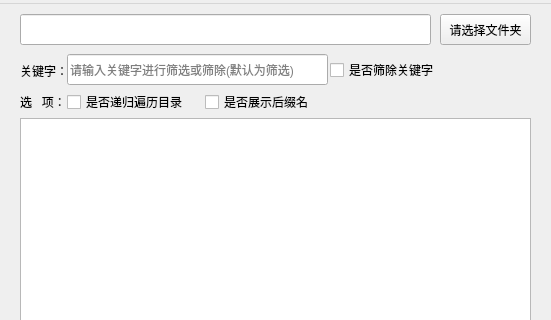
Old version of the form mainwindow.ui in the repository intfish123/file-display; both pictures show x 0 to 551 and y 0 to 320 of the 551 by 553 pixel window.
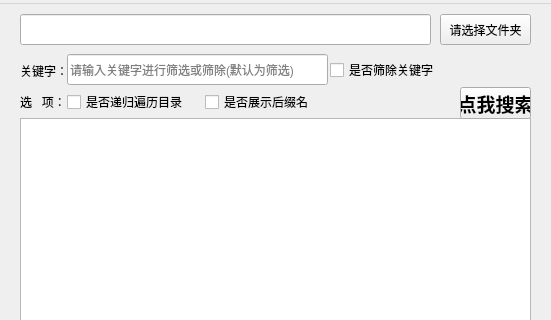
New version of the form.

Commit message: bind key

The edit to the form file:
```diff
--- a/mainwindow.ui
+++ b/mainwindow.ui
@@ -146,6 +146,25 @@
      <string>选   项：</string>
     </property>
    </widget>
+   <widget class="QPushButton" name="searchBtn">
+    <property name="geometry">
+     <rect>
+      <x>460</x>
+      <y>83</y>
+      <width>71</width>
+      <height>32</height>
+     </rect>
+    </property>
+    <property name="font">
+     <font>
+      <pointsize>14</pointsize>
+      <bold>true</bold>
+     </font>
+    </property>
+    <property name="text">
+     <string>点我搜索</string>
+    </property>
+   </widget>
   </widget>
   <widget class="QMenuBar" name="menubar">
    <property name="geometry">
```
Left out of the diff: 3 changed lines with no effect on the pictures. The commit also changes 2 other files.
